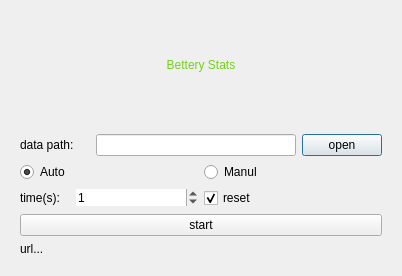
The window that dialogbatterystats.ui (zuoVision/Qt) describes before a commit, drawn with Qt 5.
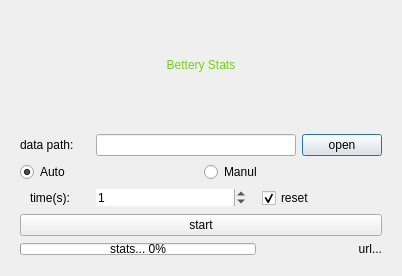
The same window after the commit.

Patch:
```diff
--- a/dialogbatterystats.ui
+++ b/dialogbatterystats.ui
@@ -42,6 +42,28 @@
    <item row="1" column="0">
     <widget class="QWidget" name="widget" native="true">
      <layout class="QGridLayout" name="gridLayout">
+      <item row="2" column="1">
+       <widget class="QCheckBox" name="checkBox_reset">
+        <property name="minimumSize">
+         <size>
+          <width>0</width>
+          <height>0</height>
+         </size>
+        </property>
+        <property name="maximumSize">
+         <size>
+          <width>16777215</width>
+          <height>16777215</height>
+         </size>
+        </property>
+        <property name="text">
+         <string>reset</string>
+        </property>
+        <property name="checked">
+         <bool>true</bool>
+        </property>
+       </widget>
+      </item>
       <item row="0" column="0" colspan="2">
        <layout class="QHBoxLayout" name="horizontalLayout_2">
         <item>
@@ -144,6 +166,12 @@
         </item>
         <item>
          <widget class="QSpinBox" name="spinBox_time">
+          <property name="maximumSize">
+           <size>
+            <width>150</width>
+            <height>16777215</height>
+           </size>
+          </property>
           <property name="frame">
            <bool>false</bool>
           </property>
@@ -157,24 +185,7 @@
         </item>
        </layout>
       </item>
-      <item row="2" column="1">
-       <widget class="QCheckBox" name="checkBox_reset">
-        <property name="text">
-         <string>reset</string>
-        </property>
-        <property name="checked">
-         <bool>true</bool>
-        </property>
-       </widget>
-      </item>
-      <item row="3" column="0" colspan="2">
-       <widget class="QPushButton" name="pushButton_dumpdata">
-        <property name="text">
-         <string>start</string>
-        </property>
-       </widget>
-      </item>
-      <item row="4" column="0" colspan="2">
+      <item row="5" column="1">
        <widget class="QLabel" name="label_batteryhistorianurl">
         <property name="sizePolicy">
          <sizepolicy hsizetype="Preferred" vsizetype="Fixed">
@@ -182,8 +193,62 @@
           <verstretch>0</verstretch>
          </sizepolicy>
         </property>
+        <property name="minimumSize">
+         <size>
+          <width>120</width>
+          <height>0</height>
+         </size>
+        </property>
         <property name="text">
          <string>url...</string>
+        </property>
+        <property name="alignment">
+         <set>Qt::AlignRight|Qt::AlignTrailing|Qt::AlignVCenter</set>
+        </property>
+       </widget>
+      </item>
+      <item row="4" column="0" colspan="2">
+       <widget class="QPushButton" name="pushButton_dumpdata">
+        <property name="text">
+         <string>start</string>
+        </property>
+       </widget>
+      </item>
+      <item row="5" column="0">
+       <widget class="QProgressBar" name="progressBar_timer">
+        <property name="minimumSize">
+         <size>
+          <width>0</width>
+          <height>12</height>
+         </size>
+        </property>
+        <property name="maximumSize">
+         <size>
+          <width>16777215</width>
+          <height>12</height>
+         </size>
+        </property>
+        <property name="layoutDirection">
+         <enum>Qt::LeftToRight</enum>
+        </property>
+        <property name="styleSheet">
+         <string notr="true">font: 8pt &quot;Ubuntu&quot;;
+</string>
+        </property>
+        <property name="inputMethodHints">
+         <set>Qt::ImhNone</set>
+        </property>
+        <property name="value">
+         <number>0</number>
+        </property>
+        <property name="textVisible">
+         <bool>true</bool>
+        </property>
+        <property name="invertedAppearance">
+         <bool>false</bool>
+        </property>
+        <property name="format">
+         <string>stats... %p%</string>
         </property>
        </widget>
       </item>
```
